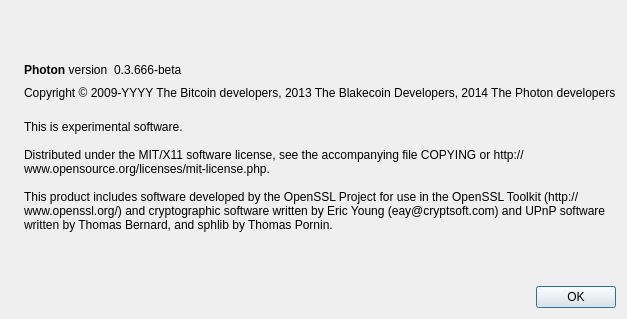
This is src/qt/forms/aboutdialog.ui in photonproject/photon as Qt 5 draws it before an edit. The edited form follows.
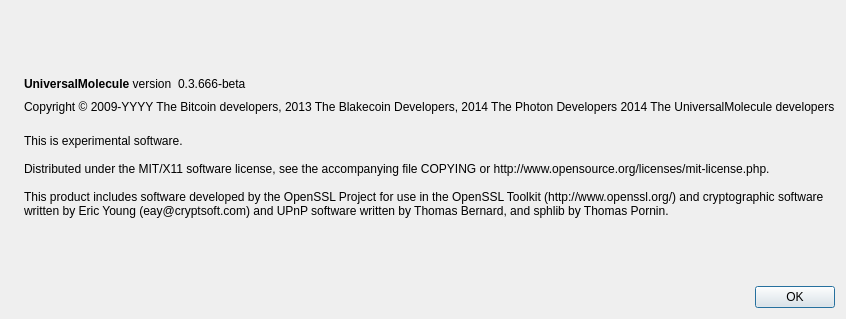
This is the edited form. Icons and pictures are not drawn.

Patch:
```diff
--- a/src/qt/forms/aboutdialog.ui
+++ b/src/qt/forms/aboutdialog.ui
@@ -50,7 +50,7 @@
           <cursorShape>IBeamCursor</cursorShape>
          </property>
          <property name="text">
-          <string>&lt;b&gt;Photon&lt;/b&gt; version</string>
+          <string>&lt;b&gt;UniversalMolecule&lt;/b&gt; version</string>
          </property>
          <property name="textInteractionFlags">
           <set>Qt::LinksAccessibleByMouse|Qt::TextSelectableByKeyboard|Qt::TextSelectableByMouse</set>
@@ -91,7 +91,7 @@
         <cursorShape>IBeamCursor</cursorShape>
        </property>
        <property name="text">
-        <string notr="true">Copyright &amp;copy; 2009-YYYY The Bitcoin developers, 2013 The Blakecoin Developers, 2014 The Photon developers</string>
+        <string notr="true">Copyright &amp;copy; 2009-YYYY The Bitcoin developers, 2013 The Blakecoin Developers, 2014 The Photon Developers 2014 The UniversalMolecule developers</string>
        </property>
        <property name="textFormat">
         <enum>Qt::RichText</enum>
```
Left out of the diff: 2 changed lines with no effect on the pictures.
